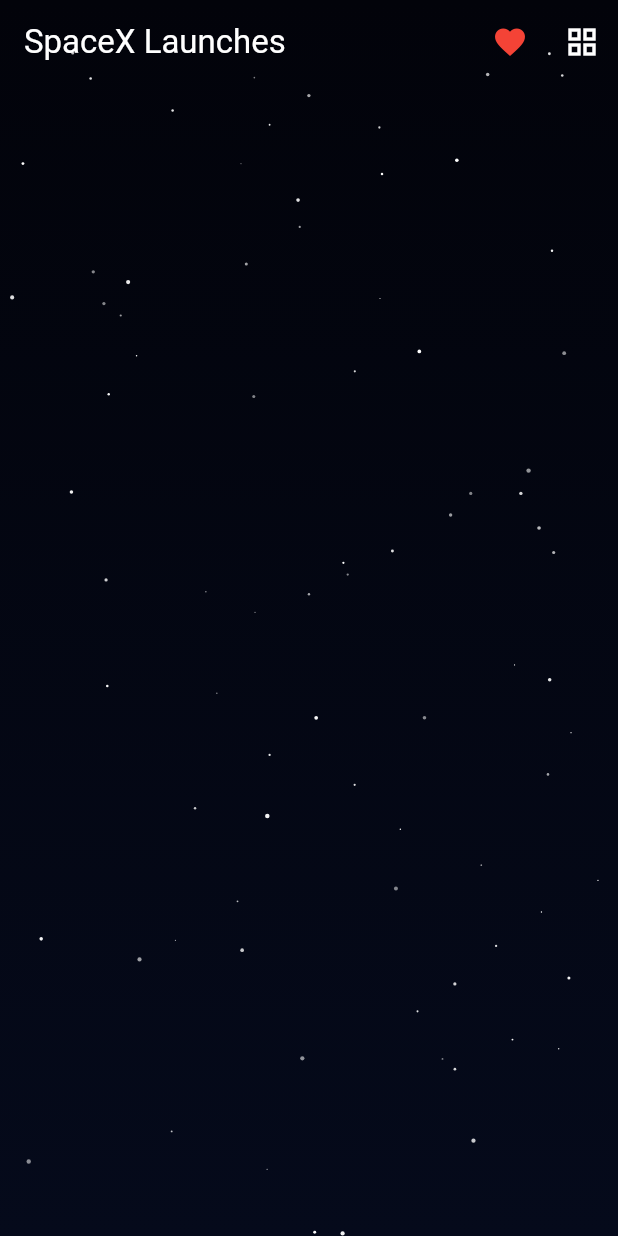
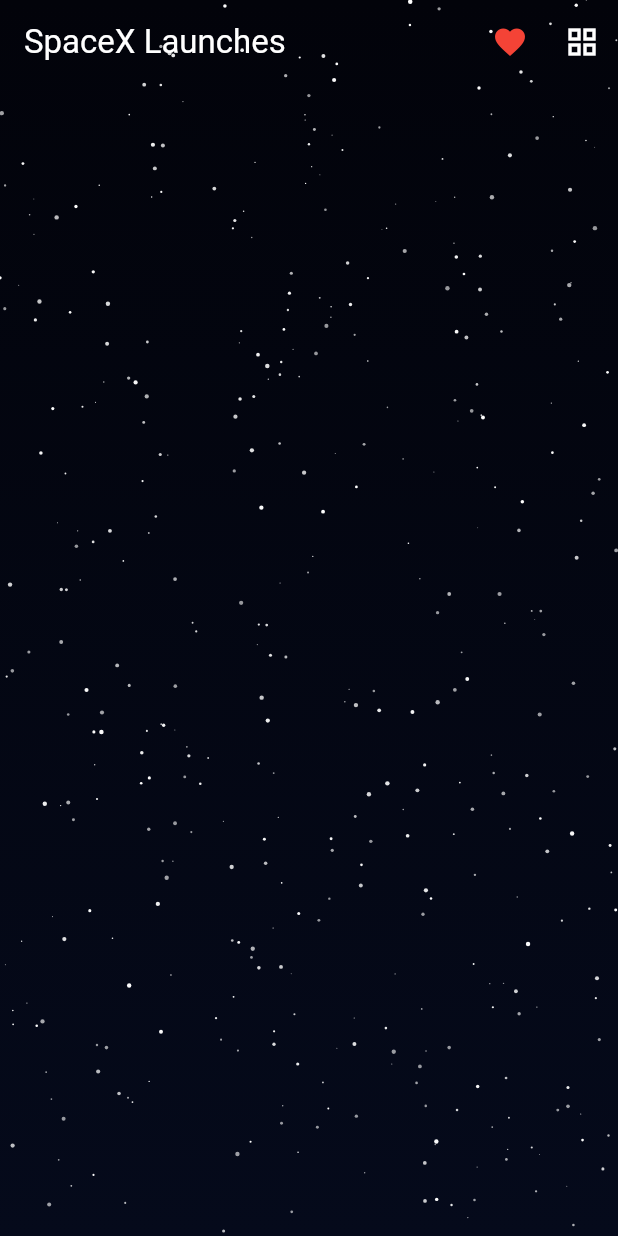
Before and after one commit to Mthieu44/spacex-app, a Flutter app: the screen it shows after launch, after a tap on the "favorite outline" icon, on a phone screen of 412 x 824 dp. Run offline on Flutter 3.47's test engine with Material 3 defaults, Android fonts, the phone set to English and light mode, and no system bars; our stand-ins replace flutter_bloc, hydrated_bloc, shimmer; network calls fail.

Commit message:
fond joli partie 2 (c'est magnigique)

```diff
--- a/lib/main.dart
+++ b/lib/main.dart
@@ -34,6 +34,7 @@ class MyApp extends StatelessWidget {
           backgroundColor: Colors.transparent,
           foregroundColor: Colors.white,
           elevation: 0,
+          scrolledUnderElevation: 0,
         ),
         textTheme: ThemeData.dark().textTheme.apply(
           bodyColor: Colors.white,
--- a/lib/ui/widgets/night_sky_background.widget.dart
+++ b/lib/ui/widgets/night_sky_background.widget.dart
@@ -16,13 +16,16 @@ class NightSkyBackground extends StatefulWidget {
 
 class _NightSkyBackgroundState extends State<NightSkyBackground> with SingleTickerProviderStateMixin {
   late final AnimationController _animationController;
+  final double _segmentHeight = 300;
+  final int _starsPerSegment = 150;
+  List<Star>? _stars;
 
   @override
   void initState() {
     super.initState();
     _animationController = AnimationController(
       vsync: this,
-      duration: const Duration(seconds: 3),
+      duration: const Duration(seconds: 1),
     )..repeat(reverse: true);
   }
 
@@ -33,25 +36,58 @@ class _NightSkyBackgroundState extends State<NightSkyBackground> with SingleTick
   }
 
   @override
+  void didChangeDependencies() {
+    super.didChangeDependencies();
+
+    _stars ??= _generateStars(
+        Size(
+          MediaQuery.of(context).size.width,
+          MediaQuery.of(context).size.height + 2000,
+        )
+      );
+  }
+
+  List<Star> _generateStars(Size size)  {
+    final List<Star> stars = [];
+    final random = Random(42);
+    final width = size.width;
+    final height = size.height;
+    final segments = (height / _segmentHeight).ceil() + 2;
+
+    for (int i = 0; i < segments; i++) {
+      final segmentTop = i * _segmentHeight;
+      for (int j = 0; j < _starsPerSegment; j++) {
+        final x = random.nextDouble() * width;
+        final y = random.nextDouble() * _segmentHeight + segmentTop;
+        final size = random.nextDouble() * 1.2 + 0.3;
+        final flickerOffset = random.nextDouble() * 2 * pi;
+        final depth = random.nextDouble();
+        stars.add(Star(Offset(x, y), size, flickerOffset, depth));
+      }
+    }
+    return stars;
+  }
+
+  @override
   Widget build(BuildContext context) {
+    if (_stars == null) {
+      return SizedBox.shrink();
+    }
+
     return AnimatedBuilder(
       animation: Listenable.merge([widget.scrollController, _animationController]),
       builder: (context, child) {
-        final offset =
-          widget.scrollController.hasClients ? widget.scrollController.offset * 0.1 : 0.0;
-        final maxScroll = widget.scrollController.hasClients
-            ? widget.scrollController.position.maxScrollExtent
-            : 0.0;
+        final hasClients = widget.scrollController.hasClients;
 
         return Stack(
           children: [
-            Positioned(
-              top: -offset,
-              left: 0,
-              right: 0,
-              height: MediaQuery.of(context).size.height + maxScroll,
+            Positioned.fill(
               child: CustomPaint(
-                painter: _NightSkyPainter(animationValue: _animationController.value)
+                painter: _NightSkyPainter(
+                  stars: _stars!,
+                  animationValue: _animationController.value,
+                  scrollOffset: hasClients ? widget.scrollController.offset : 0.1
+                )
               ),
             ),
             widget.child,
@@ -65,35 +101,27 @@ class _NightSkyBackgroundState extends State<NightSkyBackground> with SingleTick
 class Star {
   final Offset position;
   final double size;
+  final double flickerOffset;
+  final double depth;
 
-  Star(this.position, this.size);
+  Star(
+    this.position,
+    this.size,
+    this.flickerOffset,
+    this.depth
+  );
 }
 
 class _NightSkyPainter extends CustomPainter {
-  final double _segmentHeight = 300;
-  final int _starsPerSegment = 30;
   final double animationValue;
-  _NightSkyPainter({this.animationValue = 0.0});
+  final List<Star> stars;
+  final double scrollOffset;
 
-  List<Star> _generateStars(Size size) {
-    final List<Star> stars = [];
-    final random = Random(42);
-    final width = size.width;
-    final height = size.height;
-    final segments = (height / _segmentHeight).ceil() + 2;
-
-    for (int i = 0; i < segments; i++) {
-      final segmentTop = i * _segmentHeight;
-      for (int j = 0; j < _starsPerSegment; j++) {
-        final x = random.nextDouble() * width;
-        final y = random.nextDouble() * _segmentHeight + segmentTop;
-        final size = random.nextDouble() * 1.2 + 0.3;
-        stars.add(Star(Offset(x, y), size));
-      }
-    }
-    return stars;
-  }
-
+  _NightSkyPainter({
+    required this.stars,
+    this.animationValue = 0.0,
+    this.scrollOffset = 0.1,
+  });
 
   @override
   void paint(Canvas canvas, Size size) {
@@ -109,15 +137,21 @@ class _NightSkyPainter extends CustomPainter {
 
     // Dessin des étoiles
     final paintStar = Paint();
-    final stars = _generateStars(size);
     for (var star in stars) {
-      final flicker = (sin((animationValue * 2 * pi) + star.position.dx) + 1) / 2;
-      paintStar.color = Colors.white.withOpacity(0.5 + 0.5 * flicker);
-      if (star.position.dy > size.height) continue;
-      canvas.drawCircle(star.position, star.size, paintStar);
+      final flicker = 0.5 + 0.5 * sin(2 * pi * animationValue + star.flickerOffset);
+      paintStar.color = Colors.white.withAlpha((150 + (105 * flicker)).toInt());
+
+      final parallaxFactor = 0.05 + (1 - star.depth) * 0.15;
+      final adjustedY = star.position.dy - scrollOffset * parallaxFactor;
+      if (adjustedY > size.height || adjustedY < 0) continue;
+      canvas.drawCircle(Offset(star.position.dx, adjustedY), star.size, paintStar);
     }
   }
 
   @override
-  bool shouldRepaint(covariant CustomPainter oldDelegate) => false;
+  bool shouldRepaint(covariant _NightSkyPainter oldDelegate) {
+    return oldDelegate.animationValue != animationValue ||
+        oldDelegate.stars != stars ||
+        oldDelegate.scrollOffset != scrollOffset;
+  }
 }
```
